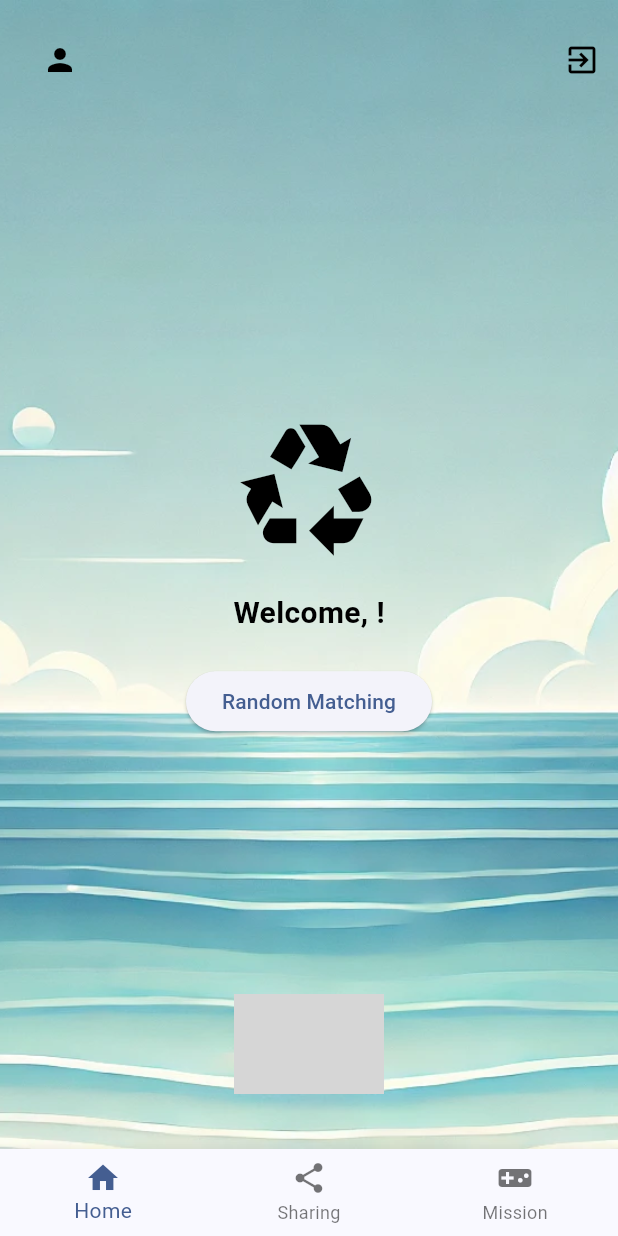
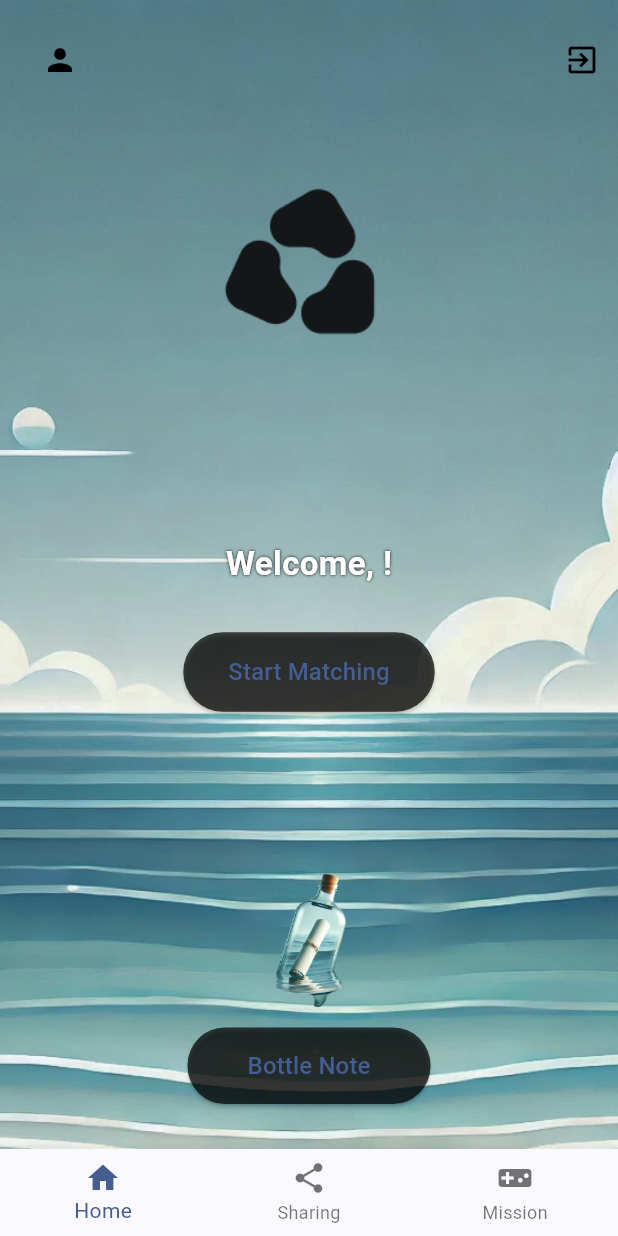
Before and after one commit to Yung729/blindmate, a Flutter app: the screen it shows once a user with an empty profile is signed in, on a phone screen of 412 x 824 dp. Run offline on Flutter 3.47's test engine with Material 3 defaults, Android fonts, the phone set to English and light mode, and no system bars; our stand-ins replace animated_text_kit, cloud_firestore, device_info_plus, firebase_auth, firebase_core, lottie and 3 more; missing offline and left inert: metadata_fetch; accounts and stored records are empty; grey boxes are pictures that could not be loaded.

Commit message:
reply bottle note

```diff
--- a/lib/views/screens/home_screen.dart
+++ b/lib/views/screens/home_screen.dart
@@ -1,6 +1,5 @@
 import 'package:flutter/material.dart';
 import 'package:provider/provider.dart';
-import 'package:lottie/lottie.dart';
 import '../../viewmodels/state/home_state.dart';
 import '../../viewmodels/dataBinding/home_data_binding.dart';
 import '../../viewmodels/eventHandlers/home_event_handler.dart';
@@ -29,7 +28,6 @@ class _HomeScreenState extends State<HomeScreen> {
     _homeEventHandler.loadUserData();
   }
 
-  // 🔹 Start Random Matching
   void _startRandomMatching() {
     final currentUser = context.read<HomeState>().currentUser;
     if (currentUser != null) {
@@ -49,67 +47,105 @@ class _HomeScreenState extends State<HomeScreen> {
     return Scaffold(
       body: Stack(
         children: [
-          // Set the sea background
-          Container(
-            decoration: const BoxDecoration(
-              image: DecorationImage(
-                image: AssetImage('assets/sea_background.webp'),
+          // Background Image
+          SizedBox.expand(
+            child: Image.asset(
+              'assets/bottlenote_bg.png',
               fit: BoxFit.cover,
             ),
           ),
+
+          // Main Content
+          SafeArea(
+            child: Consumer<HomeState>(
+              builder: (context, homeState, child) {
+                return Column(
+                  mainAxisAlignment: MainAxisAlignment.spaceBetween,
+                  children: [
+                    Padding(
+                      padding: const EdgeInsets.only(top: 100.0),
+                      child: Center(
+                        child: Image.asset('assets/logo.png', height: 160),
                       ),
-          // Center the content
-          Center(
-            child: Column(
-              mainAxisAlignment: MainAxisAlignment.center,
+                    ),
+
+                    Column(
                       children: [
-                const Icon(
-                  Icons.recycling,
-                  size: 100,
-                  color: Colors.black,
-                ),
-                const SizedBox(height: 20),
-                Consumer<HomeState>(
-                  builder: (context, homeState, child) {
-                    return homeState.currentUser != null
-                        ? Text(
+                        if (homeState.currentUser != null)
+                          Text(
                             "Welcome, ${homeState.currentUser!.name}!",
                             style: const TextStyle(
-                              fontSize: 20,
+                              fontSize: 22,
                               fontWeight: FontWeight.bold,
-                              color: Colors.black,
+                              color: Colors.white,
+                              shadows: [
+                                Shadow(blurRadius: 2, color: Colors.black),
+                              ],
                             ),
                           )
-                        : const CircularProgressIndicator();
-                  },
-                ),
-                const SizedBox(height: 20),
+                        else
+                          const CircularProgressIndicator(),
+                        const SizedBox(height: 30),
                         ElevatedButton(
                           onPressed: _startRandomMatching,
-                  child: const Text("Random Matching"),
+                          style: ElevatedButton.styleFrom(
+                            backgroundColor: Colors.black.withOpacity(0.7),
+                            padding: const EdgeInsets.symmetric(
+                              horizontal: 30,
+                              vertical: 15,
+                            ),
+                            shape: RoundedRectangleBorder(
+                              borderRadius: BorderRadius.circular(30),
+                            ),
+                          ),
+                          child: const Text(
+                            "Start Matching",
+                            style: TextStyle(fontSize: 16),
+                          ),
+                        ),
+                      ],
+                    ),
+
+                    Padding(
+                      padding: const EdgeInsets.only(bottom: 30.0),
+                      child: Column(
+                        children: [
+                          Image.asset(
+                            'assets/bottle.png',
+                            height: 100,
+                          ),
+                          const SizedBox(height: 10),
+                          ElevatedButton(
+                            onPressed: () {
+                              Navigator.push(
+                                context,
+                                MaterialPageRoute(
+                                  builder:
+                                      (context) => const BottleNoteHomeScreen(),
+                                ),
+                              );
+                            },
+                            style: ElevatedButton.styleFrom(
+                              backgroundColor: Colors.black.withOpacity(0.7),
+                              padding: const EdgeInsets.symmetric(
+                                horizontal: 40,
+                                vertical: 14,
+                              ),
+                              shape: RoundedRectangleBorder(
+                                borderRadius: BorderRadius.circular(25),
+                              ),
+                            ),
+                            child: const Text(
+                              "Bottle Note",
+                              style: TextStyle(fontSize: 16),
+                            ),
                           ),
                         ],
                       ),
                     ),
-          // Add the Lottie animation for the bottle button at the bottom
-          Align(
-            alignment: Alignment.bottomCenter,
-            child: Padding(
-              padding: const EdgeInsets.only(bottom: 20.0),
-              child: GestureDetector(
-                onTap: () {
-                  ScaffoldMessenger.of(context).showSnackBar(
-                    const SnackBar(
-                      content: Text("Bottle message!"),
-                    ),
+                  ],
                 );
               },
-                child: Lottie.asset(
-                  'assets/bottle.json',
-                  width: 100,
-                  height: 100,
-                ),
-              ),
             ),
           ),
         ],
--- a/pubspec.yaml
+++ b/pubspec.yaml
@@ -34,7 +34,7 @@ dependencies:
 
   # The following adds the Cupertino Icons font to your application.
   # Use with the CupertinoIcons class for iOS style icons.
-  intl: ^0.18.0
+  intl: ^0.20.2
   cupertino_icons: ^1.0.8
   firebase_core: ^3.12.0
   cloud_firestore: ^5.6.4
@@ -43,13 +43,13 @@ dependencies:
   http: ^1.3.0
   flutter_link_previewer: ^3.2.2
   url_launcher: ^6.3.1
-  share_plus: ^7.2.1
+  share_plus: ^10.1.4
   youtube_player_flutter: ^9.1.1
   web_socket_channel: ^3.0.2
   metadata_fetch: ^0.4.2
   device_info_plus: ^11.3.3
   provider: ^6.1.2
-  dart_openai: ^4.0.0
+  dart_openai: ^5.1.0
   animated_text_kit: ^4.2.1
   lottie: ^3.3.1
 
```
Also changed, not shown: lib/models/dataModels/bottle_note_model.dart (+11 -8 lines), lib/viewmodels/eventHandlers/bottle_note_event_handler.dart (+30 -3 lines), lib/views/screens/pick_up_screen.dart (+27 -9 lines), lib/views/screens/show_bottle_note_content_screen.dart (added, +257 -0 lines), pubspec.lock. Lines whose indentation alone changed are shown as unchanged.
